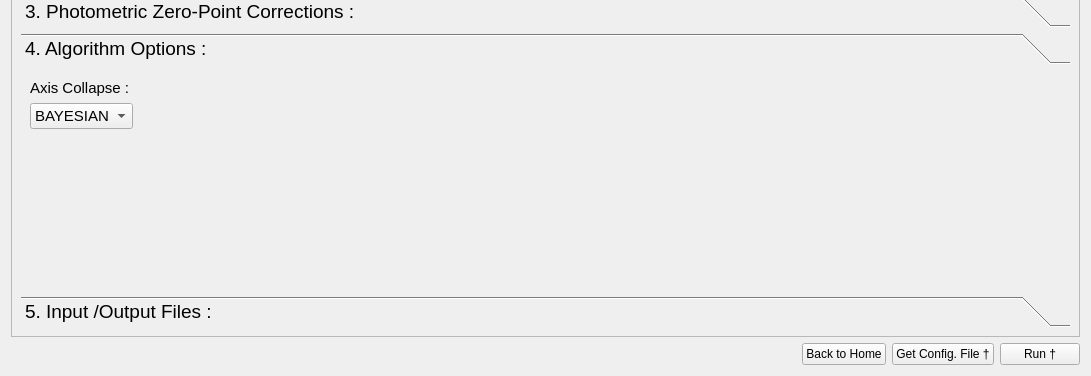
First picture: the form in PhzQtUI/auxdir/PhzQtUI/FormAnalysis.ui, repository astrorama/Phosphoros, before the edit; both pictures show x 0 to 1091 and y 507 to 883 of the 1091 by 883 pixel window.
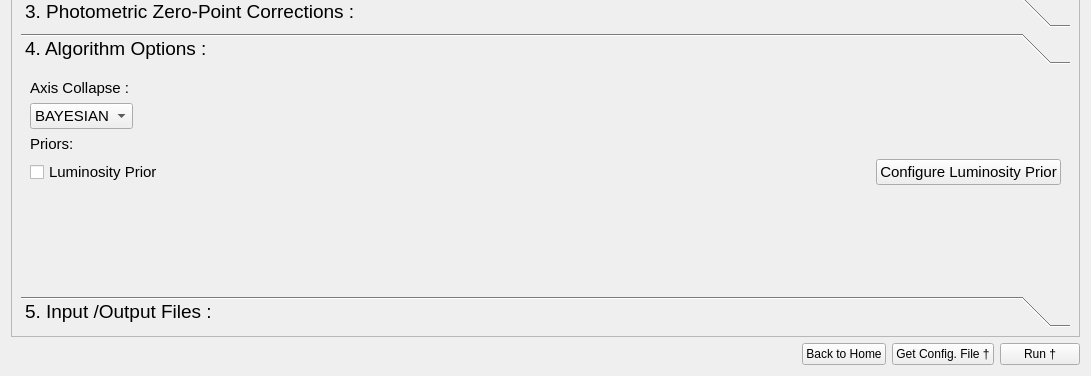
Second picture: the form after the edit. The open tabs and pages were chosen to show the change.

Commit message: First draft of the Luminosity function UI

Diff of the .ui file:
```diff
--- a/PhzQtUI/auxdir/PhzQtUI/FormAnalysis.ui
+++ b/PhzQtUI/auxdir/PhzQtUI/FormAnalysis.ui
@@ -583,7 +583,60 @@
             </layout>
            </item>
            <item>
-            <spacer name="verticalSpacer_8">
+            <widget class="QLabel" name="label_4">
+             <property name="font">
+              <font>
+               <pointsize>11</pointsize>
+              </font>
+             </property>
+             <property name="text">
+              <string>Priors:</string>
+             </property>
+            </widget>
+           </item>
+           <item>
+            <layout class="QHBoxLayout" name="horizontalLayout_5">
+             <item>
+              <widget class="QCheckBox" name="cb_luminosityPrior">
+               <property name="font">
+                <font>
+                 <pointsize>11</pointsize>
+                </font>
+               </property>
+               <property name="text">
+                <string>Luminosity Prior</string>
+               </property>
+              </widget>
+             </item>
+             <item>
+              <spacer name="horizontalSpacer_5">
+               <property name="orientation">
+                <enum>Qt::Horizontal</enum>
+               </property>
+               <property name="sizeHint" stdset="0">
+                <size>
+                 <width>40</width>
+                 <height>20</height>
+                </size>
+               </property>
+              </spacer>
+             </item>
+             <item>
+              <widget class="QPushButton" name="btn_confLuminosityPrior">
+               <property name="font">
+                <font>
+                 <pointsize>11</pointsize>
+                </font>
+               </property>
+               <property name="text">
+                <string>Configure Luminosity Prior</string>
+               </property>
+              </widget>
+             </item>
+            </layout>
+           </item>
+           <item>
+            <spacer name="verticalSpacer_3">
              <property name="orientation">
               <enum>Qt::Vertical</enum>
              </property>
```
The commit also changes 21 other files.
